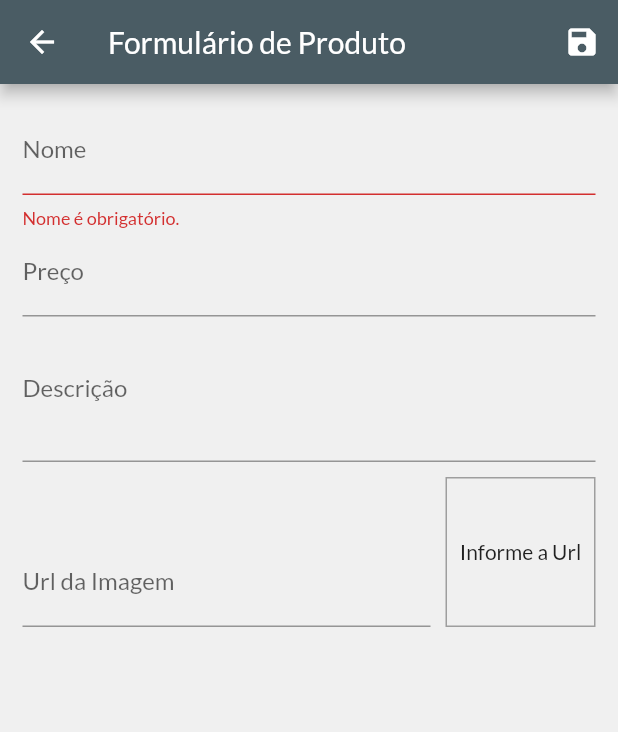
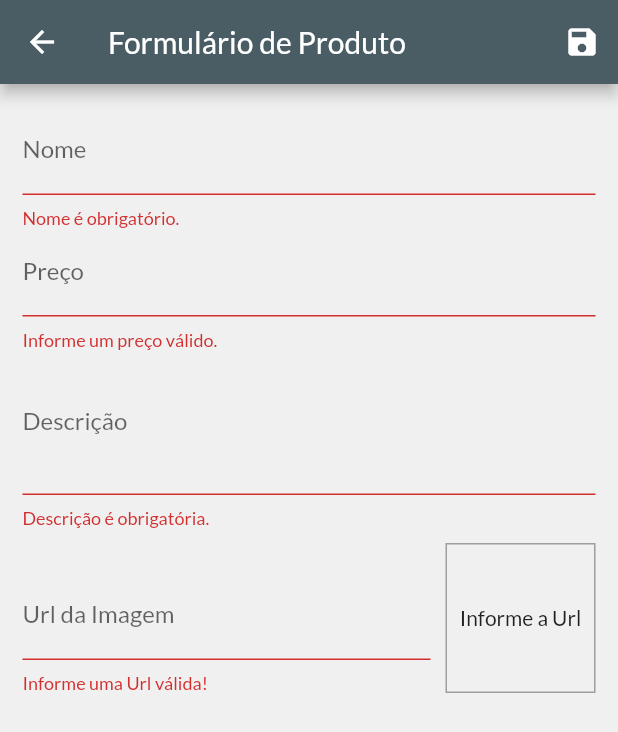
Before and after one commit to franklinrosa/shop, a Flutter app: the ProductFormPage screen opened by its route, after a tap on the "save" icon, on a phone screen of 412 x 824 dp. Shown: the top 732 px of the screen. Run offline on Flutter 3.47's test engine with Material 3 defaults, Android fonts, the phone set to English and light mode, and no system bars; network calls fail.

Commit message:
1 06/07/25

```diff
--- a/analysis_options.yaml
+++ b/analysis_options.yaml
@@ -7,6 +7,9 @@
 
 # The following line activates a set of recommended lints for Flutter apps,
 # packages, and plugins designed to encourage good coding practices.
+analyzer:
+  errors:
+    avoid_print: ignore
 include: package:flutter_lints/flutter.yaml
 
 linter:
--- a/lib/pages/product_form_page.dart
+++ b/lib/pages/product_form_page.dart
@@ -1,7 +1,8 @@
-import 'dart:math';
+import 'package:flutter/material.dart';
+import 'package:provider/provider.dart';
+import 'package:shop/models/product.dart';
 
-import 'package:flutter/material.dart';
-import 'package:shop/models/product.dart';
+import 'package:shop/models/product_list.dart';
 
 class ProductFormPage extends StatefulWidget {
   const ProductFormPage({super.key});
@@ -27,6 +28,26 @@ class _ProductFormPageState extends State<ProductFormPage> {
   }
 
   @override
+  void didChangeDependencies() {
+    super.didChangeDependencies();
+
+    if (_formData.isEmpty) {
+      final arg = ModalRoute.of(context)?.settings.arguments;
+
+      if (arg != null) {
+        final product = arg as Product;
+        _formData['id'] = product.id;
+        _formData['name'] = product.name;
+        _formData['price'] = product.price;
+        _formData['description'] = product.description;
+        _formData['imageUrl'] = product.imageUrl;
+
+        _imageUrlController.text = product.imageUrl;
+      }
+    }
+  }
+
+  @override
   void dispose() {
     super.dispose();
     _priceFocus.dispose();
@@ -40,6 +61,14 @@ class _ProductFormPageState extends State<ProductFormPage> {
     setState(() {});
   }
 
+  bool isValidImageUrl(String url) {
+    bool isValidUrl = Uri.tryParse(url)?.hasAbsolutePath ?? false;
+    bool endsWithFile = url.toLowerCase().endsWith('.png') ||
+        url.toLowerCase().endsWith('.jpg') ||
+        url.toLowerCase().endsWith('.jpeg');
+    return isValidUrl && endsWithFile;
+  }
+
   void _submitForm() {
     final isValid = _formKey.currentState?.validate() ?? false;
 
@@ -49,19 +78,11 @@ class _ProductFormPageState extends State<ProductFormPage> {
 
     _formKey.currentState?.save();
 
-    final newProduct = Product(
-      id: Random().nextDouble().toString(),
-      name: _formData['name'] as String,
-      description: _formData['description'] as String,
-      price: _formData['price'] as double,
-      imageUrl: _formData['imageUrl'] as String,
-    );
-
-    print(newProduct.id);
-    print(newProduct.name);
-    print(newProduct.description);
-    print(newProduct.price);
-    print(newProduct.imageUrl);
+    Provider.of<ProductList>(
+      context,
+      listen: false,
+    ).saveProduct(_formData);
+    Navigator.of(context).pop();
   }
 
   @override
@@ -82,7 +103,9 @@ class _ProductFormPageState extends State<ProductFormPage> {
           key: _formKey,
           child: ListView(
             children: [
+              //nome
               TextFormField(
+                initialValue: _formData['name']?.toString(),
                 decoration: const InputDecoration(labelText: 'Nome'),
                 textInputAction: TextInputAction.next,
                 onFieldSubmitted: (_) {
@@ -105,25 +128,53 @@ class _ProductFormPageState extends State<ProductFormPage> {
                 },
               ),
               TextFormField(
+                initialValue: _formData['price']?.toString(),
                 decoration: const InputDecoration(labelText: 'Preço'),
                 textInputAction: TextInputAction.next,
                 focusNode: _priceFocus,
                 keyboardType: const TextInputType.numberWithOptions(
                   decimal: true,
+                  signed: true,
                 ),
                 onFieldSubmitted: (_) {
                   FocusScope.of(context).requestFocus(_descriptionFocus);
                 },
                 onSaved: (price) =>
                     _formData['price'] = double.parse(price ?? '0'),
+                // ignore: no_leading_underscores_for_local_identifiers
+                validator: (_price) {
+                  final priceString = _price ?? '';
+                  final price = double.tryParse(priceString) ?? -1;
+
+                  if (price <= 0) {
+                    return 'Informe um preço válido.';
+                  }
+
+                  return null;
+                },
               ),
               TextFormField(
+                initialValue: _formData['description']?.toString(),
                 decoration: const InputDecoration(labelText: 'Descrição'),
                 focusNode: _descriptionFocus,
                 keyboardType: TextInputType.multiline,
                 maxLines: 3,
                 onSaved: (description) =>
                     _formData['description'] = description ?? '',
+                // ignore: no_leading_underscores_for_local_identifiers
+                validator: (_description) {
+                  final description = _description ?? '';
+
+                  if (description.trim().isEmpty) {
+                    return 'Descrição é obrigatória.';
+                  }
+
+                  if (description.trim().length < 10) {
+                    return 'Descrição precisa no mínimo de 10 letras.';
+                  }
+
+                  return null;
+                },
               ),
               Row(
                 crossAxisAlignment: CrossAxisAlignment.end,
@@ -139,6 +190,16 @@ class _ProductFormPageState extends State<ProductFormPage> {
                       onFieldSubmitted: (_) => _submitForm(),
                       onSaved: (imageUrl) =>
                           _formData['imageUrl'] = imageUrl ?? '',
+                      // ignore: no_leading_underscores_for_local_identifiers
+                      validator: (_imageUrl) {
+                        final imageUrl = _imageUrl ?? '';
+
+                        if (!isValidImageUrl(imageUrl)) {
+                          return 'Informe uma Url válida!';
+                        }
+
+                        return null;
+                      },
                     ),
                   ),
                   Container(
@@ -157,9 +218,13 @@ class _ProductFormPageState extends State<ProductFormPage> {
                     alignment: Alignment.center,
                     child: _imageUrlController.text.isEmpty
                         ? const Text('Informe a Url')
-                        : FittedBox(
-                            fit: BoxFit.cover,
-                            child: Image.network(_imageUrlController.text),
+                        : SizedBox(
+                            width: 100,
+                            height: 100,
+                            child: FittedBox(
+                              fit: BoxFit.cover,
+                              child: Image.network(_imageUrlController.text),
+                            ),
                           ),
                   ),
                 ],
--- a/pubspec.yaml
+++ b/pubspec.yaml
@@ -37,6 +37,7 @@ dependencies:
   # The following adds the Cupertino Icons font to your application.
   # Use with the CupertinoIcons class for iOS style icons.
   cupertino_icons: ^1.0.6
+  http: ^1.4.0
 
 dev_dependencies:
   flutter_test:
```
Also changed, not shown: lib/components/product_item.dart (+40 -2 lines), lib/models/product_list.dart (+73 -3 lines), pubspec.lock.
